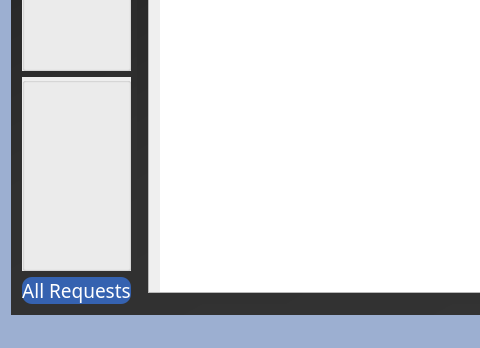
The window that Drive/mainwindow.ui (TraceyAlKing/CPSC4910-watt4910-group5) describes before a commit, drawn with Qt 5; both pictures show x 0 to 480 and y 294 to 642 of the 1067 by 642 pixel window.
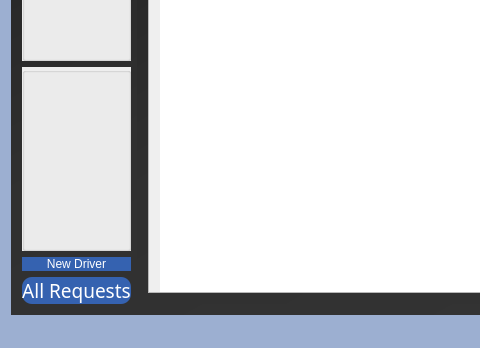
The same window after the commit. The open tabs and pages were chosen to show the change.

```diff
--- a/Drive/mainwindow.ui
+++ b/Drive/mainwindow.ui
@@ -1010,6 +1010,13 @@
               </property>
              </widget>
             </item>
+            <item>
+             <widget class="QPushButton" name="pushButton">
+              <property name="text">
+               <string>New Driver</string>
+              </property>
+             </widget>
+            </item>
             <item>
              <widget class="QPushButton" name="pushButton_5">
               <property name="sizePolicy">
```
Left out of the diff: 38 changed lines with no effect on the pictures.
